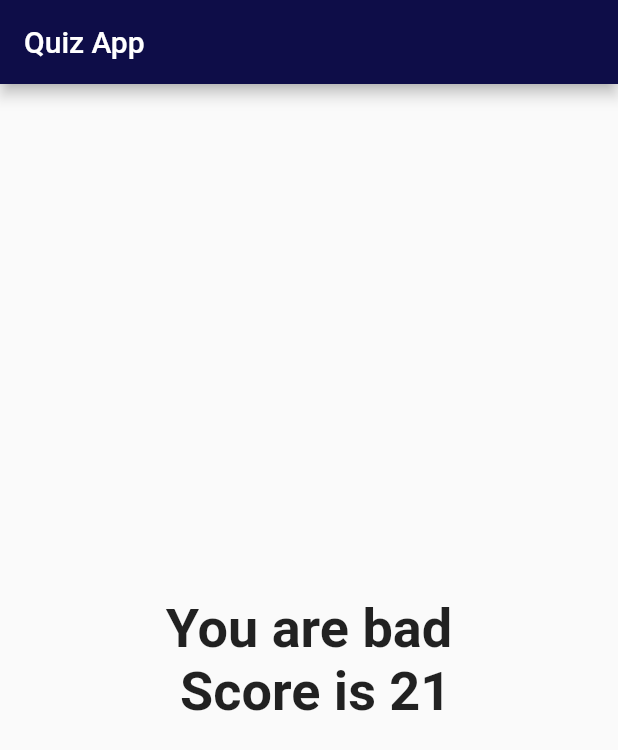
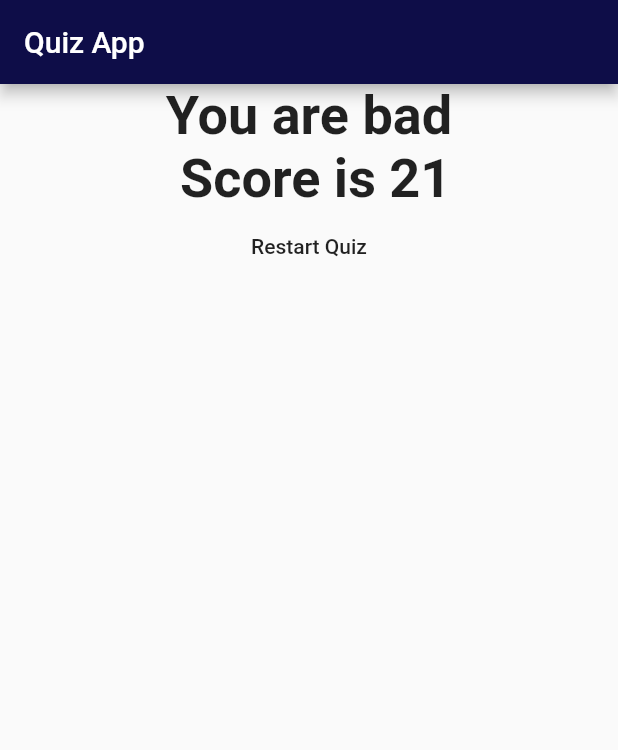
Before and after one commit to Latix/Quiz, a Flutter app: the screen it shows after launch, after a tap on "black", after a tap on "dog", after a tap on "beans", on a phone screen of 412 x 824 dp. Shown: the top 750 px of the screen. Run offline on Flutter 3.47's test engine with Material 2 defaults, Android fonts, the phone set to English and light mode, and no system bars.

Commit message:
Added reset handler

```diff
--- a/lib/main.dart
+++ b/lib/main.dart
@@ -43,6 +43,13 @@ class _MyAppState extends State<MyApp> {
 
   var _questionIndex = 0;
   var _totalScore    = 0;
+
+  void _resetQuiz(){
+    setState(() {
+      _questionIndex = 0;
+      _totalScore    = 0;
+    });
+  }
   void _answerQuestion(int score) {
     _totalScore += score;
     if (_questionIndex < _questions.length) {
@@ -71,7 +78,7 @@ class _MyAppState extends State<MyApp> {
             questionIndex: _questionIndex,
             questions: _questions,
           )
-         : Result(_totalScore),
+         : Result(_totalScore, _resetQuiz),
       ),
     );
   }
--- a/lib/result.dart
+++ b/lib/result.dart
@@ -2,7 +2,8 @@ import 'package:flutter/material.dart';
 
 class Result extends StatelessWidget {
   final int resultScore;
-  Result(this.resultScore);
+  final Function resetHandler;
+  Result(this.resultScore, this.resetHandler);
 
   String get resultPhrase
   {
@@ -11,11 +12,16 @@ class Result extends StatelessWidget {
   }
   @override
   Widget build(BuildContext context) {
-    return Center(child:
-      Text(
-        resultPhrase,
-        style: TextStyle(fontSize: 36, fontWeight: FontWeight.bold),
-        textAlign: TextAlign.center,
+    return Center(
+      child: Column(
+        children: <Widget>[
+          Text(
+            resultPhrase,
+            style: TextStyle(fontSize: 36, fontWeight: FontWeight.bold),
+            textAlign: TextAlign.center,
+          ),
+          FlatButton(child: Text('Restart Quiz'), onPressed: resetHandler),
+        ],
       ),
     );
   }
```
